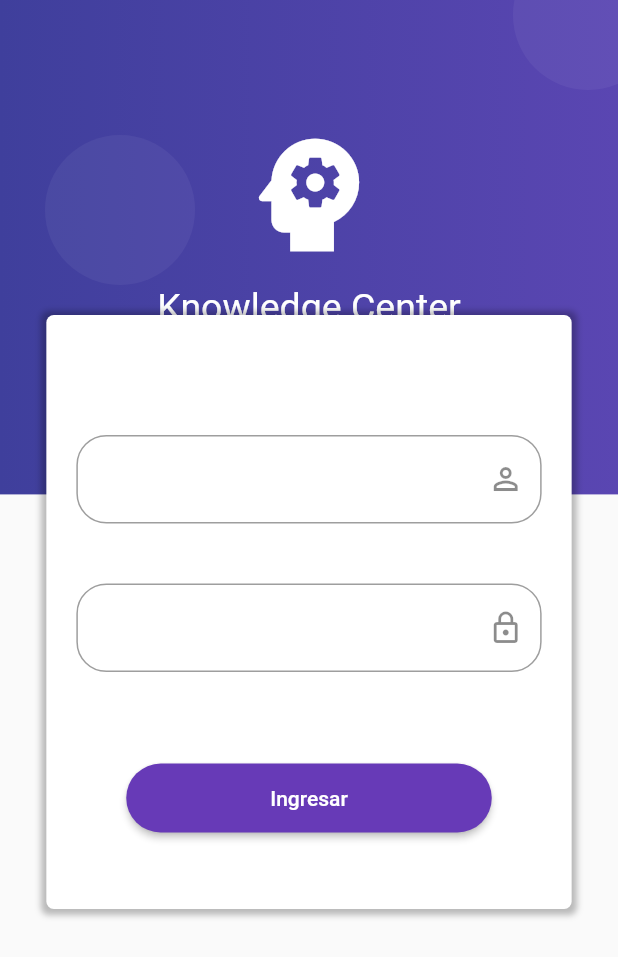
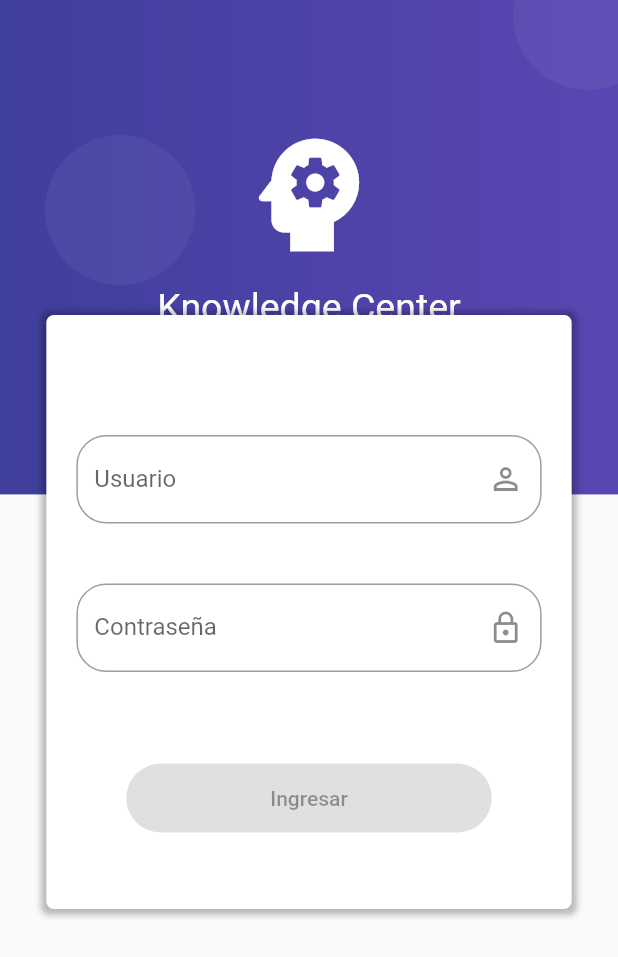
Before and after one commit to ozzyZig1994/flutterDart, a Flutter app: the screen it shows after launch, on a phone screen of 412 x 824 dp. Shown: the top 957 px of the screen. Run offline on Flutter 3.47's test engine with Material 2 defaults, Android fonts, the phone set to English and light mode, and no system bars; our stand-ins replace rxdart.

Commit message:
kc_app - funcionalidades de login implementadas

```diff
--- a/kc_app/lib/main.dart
+++ b/kc_app/lib/main.dart
@@ -1,5 +1,6 @@
 import 'package:flutter/material.dart';
 
+import 'package:kc_app/src/bloc/provider.dart';
 import 'package:kc_app/src/pages/home_page.dart';
 import 'package:kc_app/src/pages/login_page.dart';
 
@@ -8,7 +9,8 @@ void main() => runApp(MyApp());
 class MyApp extends StatelessWidget {
   @override
   Widget build(BuildContext context) {
-    return MaterialApp(
+    return Provider(
+      child: MaterialApp(
         debugShowCheckedModeBanner: false,
         title: 'Material App',
         initialRoute: 'login',
@@ -16,6 +18,8 @@ class MyApp extends StatelessWidget {
           'login': (BuildContext context) => LoginPage(),
           'home': (BuildContext context) => HomePage()
         },
+        theme: ThemeData(primaryColor: Colors.deepPurple),
+      ),
     );
   }
 }
--- /dev/null
+++ b/kc_app/lib/src/bloc/login_bloc.dart
@@ -0,0 +1,31 @@
+import 'dart:async';
+import 'package:rxdart/rxdart.dart';
+
+import 'package:kc_app/src/bloc/validators.dart';
+
+class LoginBloc with Validators {
+  final _emailController = BehaviorSubject<String>();
+  final _passwordController = BehaviorSubject<String>();
+
+  // Recuperar los datos de Stream
+  Stream<String> get emailStream =>
+      _emailController.stream.transform(validarEmail);
+  Stream<String> get passwordStream =>
+      _passwordController.stream.transform(validarPassword);
+
+  Stream<bool> get formValidStream =>
+      Rx.combineLatest2(emailStream, passwordStream, (e, p) => true);
+
+  // Insertar valores al Stream
+  Function(String) get changeEmail => _emailController.sink.add;
+  Function(String) get changePassword => _passwordController.sink.add;
+
+  // Obtener el último valor ingresado a los streams
+  String get email => _emailController.value;
+  String get password => _passwordController.value;
+
+  dispose() {
+    _emailController.close();
+    _passwordController.close();
+  }
+}
--- /dev/null
+++ b/kc_app/lib/src/bloc/provider.dart
@@ -0,0 +1,26 @@
+import 'package:flutter/material.dart';
+import 'package:kc_app/src/bloc/login_bloc.dart';
+export 'package:kc_app/src/bloc/login_bloc.dart';
+
+class Provider extends InheritedWidget {
+  static Provider _instancia;
+
+  factory Provider({Key key, Widget child}) {
+    if (_instancia == null) {
+      _instancia = new Provider._internal(key: key, child: child);
+    }
+
+    return _instancia;
+  }
+
+  Provider._internal({Key key, Widget child}) : super(key: key, child: child);
+
+  final loginBloc = LoginBloc();
+
+  static LoginBloc of(BuildContext context) {
+    return context.dependOnInheritedWidgetOfExactType<Provider>().loginBloc;
+  }
+
+  @override
+  bool updateShouldNotify(Provider oldWidget) => true;
+}
--- a/kc_app/lib/src/pages/login_page.dart
+++ b/kc_app/lib/src/pages/login_page.dart
@@ -1,4 +1,6 @@
 import 'package:flutter/material.dart';
+
+import 'package:kc_app/src/bloc/provider.dart';
 
 class LoginPage extends StatelessWidget {
   const LoginPage({Key key}) : super(key: key);
@@ -57,6 +59,10 @@ class LoginPage extends StatelessWidget {
   }
 
   Widget _loginForm(context) {
+    // Va ir escalando hasta encontrar una instacia del Provider
+    // dentro del árbol de Widgets
+    final bloc = Provider.of(context);
+    //----------------------------------------------------------
     final size = MediaQuery.of(context).size;
     return SingleChildScrollView(
       child: Column(
@@ -84,15 +90,15 @@ class LoginPage extends StatelessWidget {
                 SizedBox(
                   height: 30.0,
                 ),
-                _crearEmail(),
+                _crearEmail(bloc),
                 SizedBox(
                   height: 40.0,
                 ),
-                _crearPassword(),
+                _crearPassword(bloc),
                 SizedBox(
                   height: 60.0,
                 ),
-                _crearBoton()
+                _crearBoton(bloc)
               ],
             ),
           )
@@ -101,36 +107,58 @@ class LoginPage extends StatelessWidget {
     );
   }
 
-  Widget _crearEmail() {
+  Widget _crearEmail(LoginBloc bloc) {
+    return StreamBuilder(
+        stream: bloc.emailStream,
+        builder: (BuildContext context, AsyncSnapshot snapshot) {
           return Container(
             padding: EdgeInsets.symmetric(horizontal: 20.0),
             child: TextField(
+              textCapitalization: TextCapitalization.characters,
               keyboardType: TextInputType.emailAddress,
               decoration: InputDecoration(
-            border:
-                OutlineInputBorder(borderRadius: BorderRadius.circular(20.0)),
+                  border: OutlineInputBorder(
+                      borderRadius: BorderRadius.circular(20.0)),
                   suffixIcon: Icon(Icons.perm_identity_outlined),
-          )),
+                  labelText: 'Usuario',
+                  counterText: snapshot.data,
+                  errorText: snapshot.error,
+                  hintText: 'Usuario'),
+              onChanged: bloc.changeEmail,
+            ),
           );
+        });
   }
 
-  Widget _crearPassword() {
+  Widget _crearPassword(LoginBloc bloc) {
+    return StreamBuilder(
+        stream: bloc.passwordStream,
+        builder: (BuildContext context, AsyncSnapshot snapshot) {
           return Container(
             padding: EdgeInsets.symmetric(horizontal: 20.0),
             child: TextField(
               obscureText: true,
               keyboardType: TextInputType.emailAddress,
               decoration: InputDecoration(
-          border: OutlineInputBorder(borderRadius: BorderRadius.circular(20.0)),
+                  border: OutlineInputBorder(
+                      borderRadius: BorderRadius.circular(20.0)),
                   suffixIcon: Icon(Icons.lock_outline),
-        ),
+                  labelText: 'Contraseña',
+                  counterText: snapshot.data,
+                  errorText: snapshot.error,
+                  hintText: 'Contraseña'),
+              onChanged: bloc.changePassword,
             ),
           );
+        });
   }
 
-  Widget _crearBoton() {
+  Widget _crearBoton(LoginBloc bloc) {
+    return StreamBuilder(
+        stream: bloc.formValidStream,
+        builder: (BuildContext context, AsyncSnapshot snapshot) {
           return ElevatedButton(
-      onPressed: () {},
+            onPressed: snapshot.hasData ? () => _login(bloc, context) : null,
             child: Container(
               padding: EdgeInsets.symmetric(horizontal: 80.0, vertical: 15.0),
               child: Text('Ingresar'),
@@ -138,5 +166,15 @@ class LoginPage extends StatelessWidget {
             style: ElevatedButton.styleFrom(
                 shape: StadiumBorder(), primary: Colors.deepPurple),
           );
+        });
+  }
+
+  _login(LoginBloc bloc, BuildContext context) {
+    print('=============');
+    print('Email: ${bloc.email}');
+    print('Password: ${bloc.password}');
+    print('=============');
+
+    Navigator.pushReplacementNamed(context, 'home');
   }
 }
--- a/kc_app/pubspec.yaml
+++ b/kc_app/pubspec.yaml
@@ -28,6 +28,7 @@ dependencies:
   # The following adds the Cupertino Icons font to your application.
   # Use with the CupertinoIcons class for iOS style icons.
   cupertino_icons: ^1.0.2
+  rxdart: ^0.23.0
 
 dev_dependencies:
   flutter_test:
```
Also changed, not shown: kc_app/lib/src/bloc/login_block.dart (deleted, +0 -19 lines), kc_app/lib/src/bloc/validators.dart (added, +24 -0 lines), kc_app/lib/src/pages/home_page.dart (+18 -3 lines), componentes/pubspec.lock, kc_app/pubspec.lock. Lines whose indentation alone changed are shown as unchanged.
